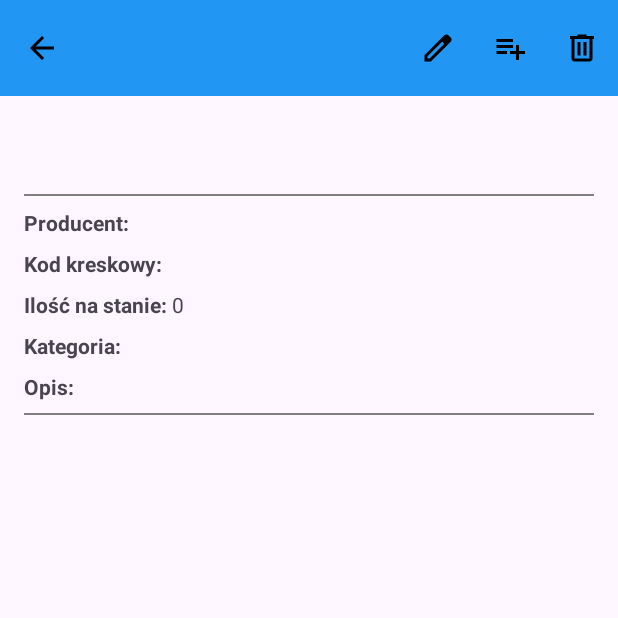
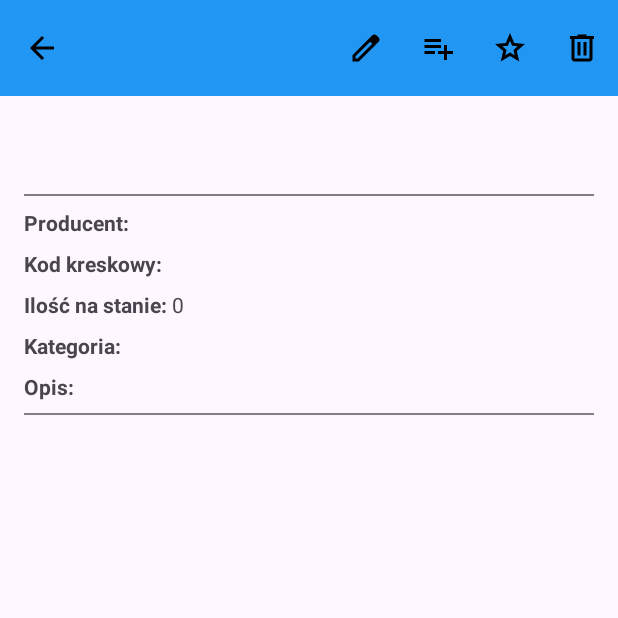
Before and after one commit to lbasista/Magazynex, an Android app: the ProductDetailsActivity screen opened directly, with no data from a screen before it, on a phone screen of 412 x 824 dp, the top half of it. Run offline under Robolectric (Android 15) with nearby library versions, the phone set to English and light mode, and no system bars; our stand-ins replace Room's generated code.

Commit message:
feat(ui): add favourite toggle button to product details top app bar
    Added star icon to MaterialToolbar menu allowing toggle of "favourite" status

    Dynamically updates icon based on product state from database on screen load

```diff
--- a/app/src/main/java/pl/lbasista/magazynex/ui/product/ProductAdapter.java
+++ b/app/src/main/java/pl/lbasista/magazynex/ui/product/ProductAdapter.java
@@ -6,6 +6,7 @@ import android.net.Uri;
 import android.view.LayoutInflater;
 import android.view.View;
 import android.view.ViewGroup;
+import android.widget.Button;
 import android.widget.ImageView;
 import android.widget.TextView;
 
@@ -14,6 +15,7 @@ import androidx.core.content.ContextCompat;
 import androidx.recyclerview.widget.RecyclerView;
 
 import com.bumptech.glide.Glide;
+import com.google.android.material.appbar.MaterialToolbar;
 
 import java.util.List;
 
--- a/app/src/main/res/drawable/ic_star.xml
+++ b/app/src/main/res/drawable/ic_star.xml
@@ -1,5 +1,5 @@
-<vector xmlns:android="http://schemas.android.com/apk/res/android" android:height="24dp" android:tint="#000000" android:viewportHeight="960" android:viewportWidth="960" android:width="24dp">
+<vector xmlns:android="http://schemas.android.com/apk/res/android" android:height="24dp" android:tint="#000000" android:viewportHeight="24" android:viewportWidth="24" android:width="24dp">
 
-    <path android:fillColor="@android:color/white" android:pathData="M389,560L480,505L571,560L547,456L627,387L522,378L480,280L438,378L333,387L413,456L389,560ZM200,840L200,200Q200,167 223.5,143.5Q247,120 280,120L680,120Q713,120 736.5,143.5Q760,167 760,200L760,840L480,720L200,840ZM280,718L480,632L680,718L680,200Q680,200 680,200Q680,200 680,200L280,200Q280,200 280,200Q280,200 280,200L280,718ZM280,200L280,200Q280,200 280,200Q280,200 280,200L680,200Q680,200 680,200Q680,200 680,200L680,200L480,200L280,200Z"/>
+    <path android:fillColor="@android:color/white" android:pathData="M12,17.27L18.18,21l-1.64,-7.03L22,9.24l-7.19,-0.61L12,2 9.19,8.63 2,9.24l5.46,4.73L5.82,21z"/>
 
 </vector>
--- /dev/null
+++ b/app/src/main/res/drawable/ic_star_empty.xml
@@ -0,0 +1,5 @@
+<vector xmlns:android="http://schemas.android.com/apk/res/android" android:height="24dp" android:tint="#000000" android:viewportHeight="960" android:viewportWidth="960" android:width="24dp">
+
+    <path android:fillColor="@android:color/white" android:pathData="M354,673L480,597L606,674L573,530L684,434L538,421L480,285L422,420L276,433L387,530L354,673ZM233,840L298,559L80,370L368,345L480,80L592,345L880,370L662,559L727,840L480,691L233,840ZM480,490L480,490L480,490L480,490L480,490L480,490L480,490L480,490L480,490L480,490Z"/>
+
+</vector>
--- a/app/src/main/res/menu/product_details_menu.xml
+++ b/app/src/main/res/menu/product_details_menu.xml
@@ -11,6 +11,11 @@
         android:icon="@drawable/ic_list_add"
         app:showAsAction="always"/>
 
+    <item android:id="@+id/prodFav"
+        android:title="Dodaj/Usuń z ulubionych"
+        android:icon="@drawable/ic_star_empty"
+        app:showAsAction="always"/>
+
     <item android:id="@+id/prodRemove"
         android:title="Usuń produkt"
         android:icon="@drawable/ic_bin"
```
Also changed, not shown: app/src/main/java/pl/lbasista/magazynex/ui/product/ProductDetailsActivity.java (+20 -1 lines).
